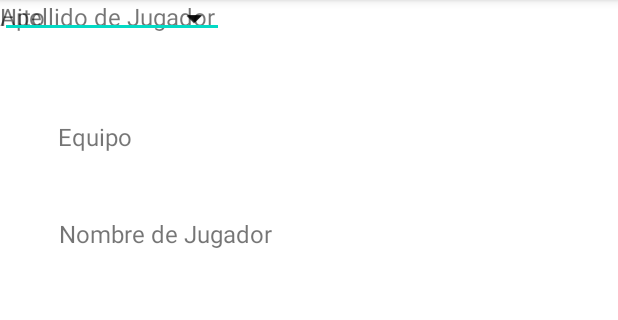
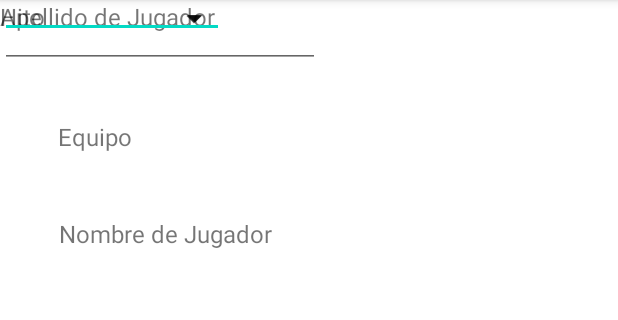
Before and after one commit to JavierEMM/LAB4_IOT, an Android app: the AdminActivity screen opened directly, with no data from a screen before it, on a phone screen of 412 x 824 dp, the part 84-404 px from its top. Run offline under Robolectric (Android 15) with nearby library versions, the phone set to English and light mode, and no system bars.

Commit message:
AdminActivity

```diff
--- a/app/src/main/res/layout/activity_admin.xml
+++ b/app/src/main/res/layout/activity_admin.xml
@@ -80,4 +80,13 @@
         tools:layout_editor_absoluteX="230dp"
         tools:layout_editor_absoluteY="255dp" />
 
+    <EditText
+        android:id="@+id/editTextPhone"
+        android:layout_width="wrap_content"
+        android:layout_height="wrap_content"
+        android:ems="10"
+        android:inputType="phone"
+        tools:layout_editor_absoluteX="117dp"
+        tools:layout_editor_absoluteY="297dp" />
+
 </androidx.constraintlayout.widget.ConstraintLayout>
```
